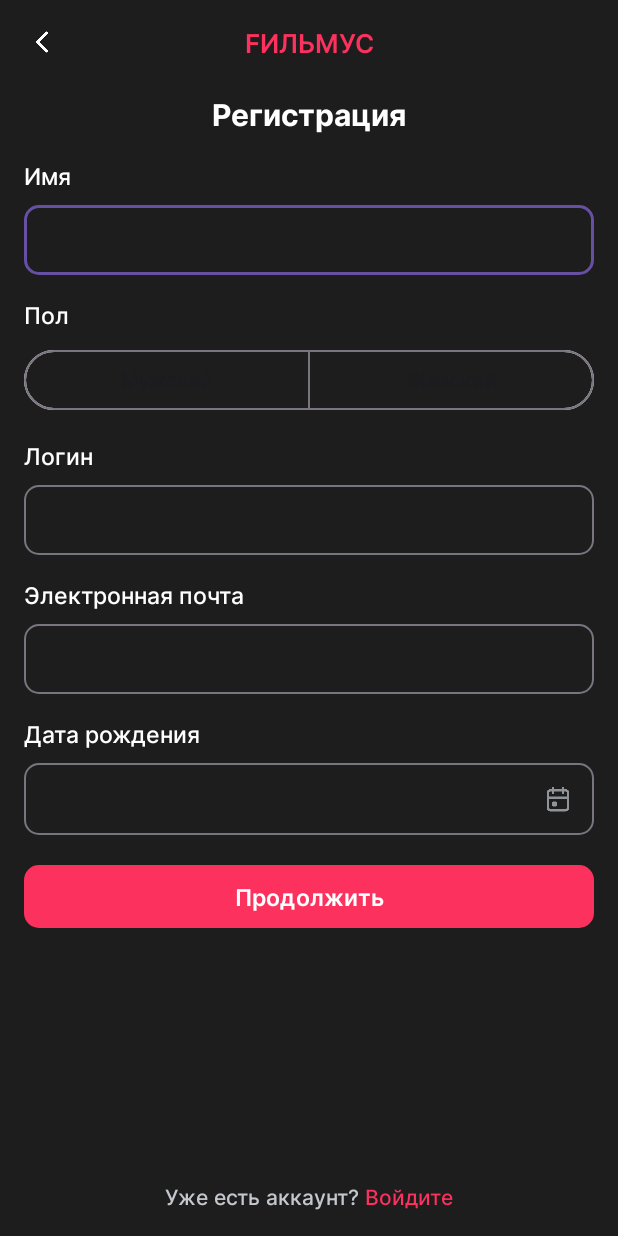
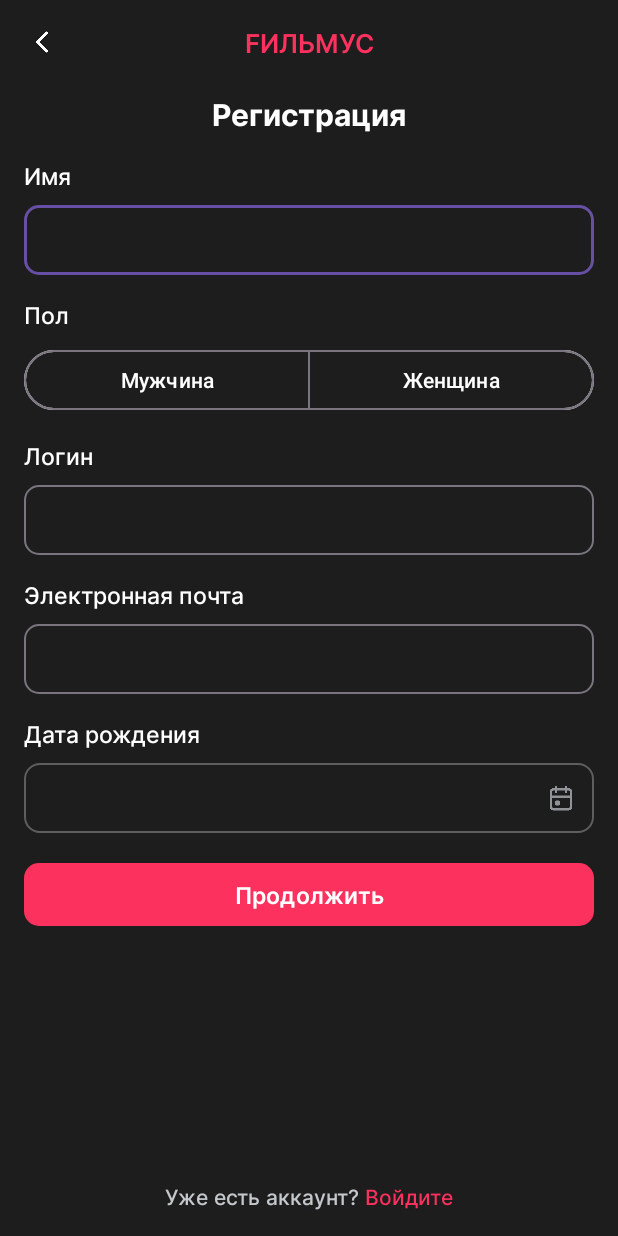
Before and after one commit to kubavsop/MovieCatalog, an Android app: the screen it shows after launch (MainActivity), on a phone screen of 412 x 824 dp. Run offline under Robolectric (Android 15) with nearby library versions, the phone set to English and light mode, and no system bars; our stand-ins replace Dagger/Hilt's generated code.

Commit message:
Integrate details screen with viewModel

```diff
--- a/app/src/main/java/com/example/moviescatalog/di/DomainModule.kt
+++ b/app/src/main/java/com/example/moviescatalog/di/DomainModule.kt
@@ -1,6 +1,7 @@
 package com.example.moviescatalog.di
 
 import com.example.domain.repositroy.UserAuthRepository
+import com.example.domain.usecase.FormatDateUseCase
 import com.example.domain.usecase.LoginUserUseCase
 import com.example.domain.usecase.RegisterUserUseCase
 import com.example.domain.usecase.ValidateEmailUseCase
@@ -43,4 +44,7 @@ class DomainModule {
 
     @Provides
     fun provideValidateLoginUseCase() = ValidateLoginUseCase()
+
+    @Provides
+    fun provideDateUseCase() = FormatDateUseCase()
 }
--- a/app/src/main/java/com/example/moviescatalog/presentation/UiText.kt
+++ b/app/src/main/java/com/example/moviescatalog/presentation/UiText.kt
@@ -3,12 +3,12 @@ package com.example.moviescatalog.presentation
 import android.content.Context
 import androidx.annotation.StringRes
 
-sealed class UiText {
-    data class DynamicString(val value: String) : UiText()
+sealed interface UiText {
+    data class DynamicString(val value: String) : UiText
     class StringResource(
         @StringRes val resId: Int,
         vararg val args: Any
-    ): UiText()
+    ): UiText
 
     fun asString(context: Context): String {
         return when (this) {
--- /dev/null
+++ b/app/src/main/java/com/example/moviescatalog/presentation/registration_details/EditTextChanged.kt
@@ -0,0 +1,7 @@
+package com.example.moviescatalog.presentation.registration_details
+
+enum class EditTextChanged {
+    EmailChanged,
+    FirstNameChanged,
+    LoginChanged
+}
--- a/app/src/main/java/com/example/moviescatalog/presentation/registration_details/RegistrationDetailsFormState.kt
+++ b/app/src/main/java/com/example/moviescatalog/presentation/registration_details/RegistrationDetailsFormState.kt
@@ -3,7 +3,7 @@ package com.example.moviescatalog.presentation.registration_details
 import com.example.moviescatalog.presentation.UiText
 
 private const val EMPTY_STRING = ""
-private const val MALE = "Мужской"
+private const val MALE = "Мужчина"
 
 data class RegistrationDetailsFormState(
     val birthday: String = EMPTY_STRING,
@@ -11,5 +11,5 @@ data class RegistrationDetailsFormState(
     val loginError: UiText? = null,
     val emailError: UiText? = null,
     val firstNameError: UiText? = null,
-    val success: Boolean = false,
+    val isValid: Boolean = false,
 )
--- a/app/src/main/java/com/example/moviescatalog/presentation/registration_details/RegistrationDetailsFragment.kt
+++ b/app/src/main/java/com/example/moviescatalog/presentation/registration_details/RegistrationDetailsFragment.kt
@@ -1,17 +1,22 @@
 package com.example.moviescatalog.presentation.registration_details
 
+import android.app.DatePickerDialog
+import android.icu.util.Calendar
 import android.os.Bundle
+import android.text.Editable
+import android.text.TextWatcher
 import android.view.LayoutInflater
 import android.view.View
 import android.view.ViewGroup
 import androidx.fragment.app.Fragment
-import com.example.moviescatalog.R
+import androidx.fragment.app.activityViewModels
 import com.example.moviescatalog.databinding.FragmentRegistrationDetailsBinding
 
 class RegistrationDetailsFragment : Fragment() {
 
     private var _binding: FragmentRegistrationDetailsBinding? = null
     private val binding get() = _binding!!
+    private val viewModel: RegistrationDetailsViewModel by activityViewModels()
 
     override fun onCreateView(
         inflater: LayoutInflater, container: ViewGroup?,
@@ -21,6 +26,101 @@ class RegistrationDetailsFragment : Fragment() {
         return binding.root
     }
 
+    override fun onViewCreated(view: View, savedInstanceState: Bundle?) {
+        super.onViewCreated(view, savedInstanceState)
+        viewModel.state.observe(viewLifecycleOwner, ::handleState)
+
+        val datePicker = createDatePickerDialog()
+
+        binding.emailEditText.addTextChangedListener(getAfterTextChangedListener(EditTextChanged.EmailChanged))
+        binding.firstNameEditText.addTextChangedListener(getAfterTextChangedListener(EditTextChanged.FirstNameChanged))
+        binding.loginEditText.addTextChangedListener(getAfterTextChangedListener(EditTextChanged.LoginChanged))
+        binding.birthdayText.setOnClickListener { datePicker.show() }
+    }
+
+
+    private fun handleState(state: RegistrationDetailsFormState) {
+        binding.loginEditTextContainer.error = state.loginError?.asString(requireContext())
+        binding.emailEditTextContainer.error = state.emailError?.asString(requireContext())
+        binding.firstNameEditTextContainer.error = state.firstNameError?.asString(requireContext())
+        binding.birthdayText.text = state.birthday
+
+        val hasEmpty = listOf(
+            binding.loginEditText.toString(),
+            binding.emailEditText.toString(),
+            binding.loginEditText.toString()
+        ).any { it.isEmpty() }
+        binding.continueRegistration.isEnabled = state.isValid && !hasEmpty
+    }
+
+    private fun createDatePickerDialog(): DatePickerDialog {
+        val calendar = Calendar.getInstance()
+        val datePickerDialog = DatePickerDialog(
+            requireContext(),
+            { _, year, monthOfYear, dayOfMonth ->
+                viewModel.onEvent(
+                    RegistrationDetailsEvent.BirthdayChanged(
+                        year,
+                        monthOfYear,
+                        dayOfMonth
+                    )
+                )
+            },
+            calendar.get(Calendar.YEAR),
+            calendar.get(Calendar.MONTH),
+            calendar.get(Calendar.DAY_OF_MONTH)
+        )
+
+        val minDateCalendar = Calendar.getInstance()
+        minDateCalendar.set(MIN_YEAR, MIN_MONTH, MIN_DAY)
+        datePickerDialog.datePicker.minDate = minDateCalendar.timeInMillis
+
+        val maxDateCalendar = Calendar.getInstance()
+        maxDateCalendar.set(MAX_YEAR, MAX_MONTH, MAX_DAY)
+        datePickerDialog.datePicker.maxDate = maxDateCalendar.timeInMillis
+
+        return datePickerDialog
+    }
+
+    private fun getAfterTextChangedListener(editTextChanged: EditTextChanged) =
+        object : TextWatcher {
+            override fun beforeTextChanged(s: CharSequence, start: Int, count: Int, after: Int) {}
+
+            override fun onTextChanged(s: CharSequence, start: Int, before: Int, count: Int) {}
+
+            override fun afterTextChanged(s: Editable) {
+                val value = s.toString()
+                when (editTextChanged) {
+                    EditTextChanged.EmailChanged -> viewModel.onEvent(
+                        RegistrationDetailsEvent.EmailChanged(
+                            value
+                        )
+                    )
+
+                    EditTextChanged.FirstNameChanged -> viewModel.onEvent(
+                        RegistrationDetailsEvent.FirstNameChanged(
+                            value
+                        )
+                    )
+
+                    EditTextChanged.LoginChanged -> viewModel.onEvent(
+                        RegistrationDetailsEvent.LoginChanged(
+                            value
+                        )
+                    )
+                }
+            }
+        }
+
+    private companion object {
+        const val MIN_YEAR = 1880
+        const val MAX_YEAR = 2020
+        const val MIN_MONTH = 0
+        const val MIN_DAY = 1
+        const val MAX_MONTH = 11
+        const val MAX_DAY = 31
+    }
+
     override fun onDestroyView() {
         _binding = null
         super.onDestroyView()
--- /dev/null
+++ b/app/src/main/res/drawable/birthday_tv_background.xml
@@ -0,0 +1,8 @@
+<?xml version="1.0" encoding="utf-8"?>
+<shape xmlns:android="http://schemas.android.com/apk/res/android">
+    <solid android:color="@android:color/transparent" />
+    <corners android:radius="@dimen/edit_text_radius" />
+    <stroke
+        android:width="@dimen/stroke_width"
+        android:color="@color/stroke_color" />
+</shape>
--- a/app/src/main/res/layout/fragment_auth_selection.xml
+++ b/app/src/main/res/layout/fragment_auth_selection.xml
@@ -27,8 +27,7 @@
         android:layout_height="wrap_content"
         android:layout_marginTop="@dimen/margin_8"
         android:text="@string/enjoy_movies_on_mobile"
-        android:textAlignment="center"
-        android:textColor="@color/white" />
+        android:textAlignment="center" />
 
     <Button
         style="@style/accent_button_style"
--- a/app/src/main/res/layout/fragment_registration_details.xml
+++ b/app/src/main/res/layout/fragment_registration_details.xml
@@ -46,22 +46,24 @@
         app:layout_constraintTop_toBottomOf="@id/registration" />
 
     <com.google.android.material.textfield.TextInputLayout
-        android:id="@+id/first_name_edit_text"
+        android:id="@+id/first_name_edit_text_container"
         android:layout_width="0dp"
         android:layout_height="wrap_content"
         android:layout_marginTop="@dimen/margin_8"
         android:theme="@style/text_layout_style"
         app:errorIconDrawable="@null"
+        app:errorTextAppearance="@style/error_text_style"
         app:layout_constraintEnd_toEndOf="parent"
         app:layout_constraintStart_toStartOf="parent"
         app:layout_constraintTop_toBottomOf="@+id/first_name">
 
         <com.google.android.material.textfield.TextInputEditText
+            android:id="@+id/first_name_edit_text"
             style="@style/body_text_style"
             android:layout_width="match_parent"
             android:layout_height="wrap_content"
             android:inputType="text"
-            android:padding="@dimen/edit_text_padding"
+            android:padding="@dimen/padding_12"
             android:textColor="@color/white" />
     </com.google.android.material.textfield.TextInputLayout>
 
@@ -71,7 +73,7 @@
         style="@style/hint_text_style"
         android:text="@string/gender"
         app:layout_constraintStart_toStartOf="parent"
-        app:layout_constraintTop_toBottomOf="@id/first_name_edit_text" />
+        app:layout_constraintTop_toBottomOf="@id/first_name_edit_text_container" />
 
     <com.google.android.material.button.MaterialButtonToggleGroup
         android:id="@+id/genderToggleGroup"
@@ -89,7 +91,8 @@
             android:layout_width="0dp"
             android:layout_height="wrap_content"
             android:layout_weight="1"
-            android:text="@string/male" />
+            android:text="@string/male"
+            android:textColor="@color/white" />
 
         <Button
             android:id="@+id/femaleButton"
@@ -97,7 +100,8 @@
             android:layout_width="0dp"
             android:layout_height="wrap_content"
             android:layout_weight="1"
-            android:text="@string/female" />
+            android:text="@string/female"
+            android:textColor="@color/white" />
 
     </com.google.android.material.button.MaterialButtonToggleGroup>
 
@@ -109,22 +113,24 @@
         app:layout_constraintTop_toBottomOf="@id/genderToggleGroup" />
 
     <com.google.android.material.textfield.TextInputLayout
-        android:id="@+id/login_edit_text"
+        android:id="@+id/login_edit_text_container"
         android:layout_width="0dp"
         android:layout_height="wrap_content"
         android:layout_marginTop="@dimen/margin_8"
         android:theme="@style/text_layout_style"
         app:errorIconDrawable="@null"
+        app:errorTextAppearance="@style/error_text_style"
         app:layout_constraintEnd_toEndOf="parent"
         app:layout_constraintStart_toStartOf="parent"
         app:layout_constraintTop_toBottomOf="@+id/login">
 
         <com.google.android.material.textfield.TextInputEditText
+            android:id="@+id/login_edit_text"
             style="@style/body_text_style"
             android:layout_width="match_parent"
             android:layout_height="wrap_content"
             android:inputType="text"
-            android:padding="@dimen/edit_text_padding"
+            android:padding="@dimen/padding_12"
             android:textColor="@color/white" />
     </com.google.android.material.textfield.TextInputLayout>
 
@@ -134,25 +140,27 @@
         style="@style/hint_text_style"
         android:text="@string/email"
         app:layout_constraintStart_toStartOf="parent"
-        app:layout_constraintTop_toBottomOf="@id/login_edit_text" />
+        app:layout_constraintTop_toBottomOf="@id/login_edit_text_container" />
 
     <com.google.android.material.textfield.TextInputLayout
-        android:id="@+id/email_edit_text"
+        android:id="@+id/email_edit_text_container"
         android:layout_width="0dp"
         android:layout_height="wrap_content"
         android:layout_marginTop="@dimen/margin_8"
         android:theme="@style/text_layout_style"
         app:errorIconDrawable="@null"
+        app:errorTextAppearance="@style/error_text_style"
         app:layout_constraintEnd_toEndOf="parent"
         app:layout_constraintStart_toStartOf="parent"
         app:layout_constraintTop_toBottomOf="@+id/email">
 
         <com.google.android.material.textfield.TextInputEditText
+            android:id="@+id/email_edit_text"
             style="@style/body_text_style"
             android:layout_width="match_parent"
             android:layout_height="wrap_content"
             android:inputType="text"
-            android:padding="@dimen/edit_text_padding"
+            android:padding="@dimen/padding_12"
             android:textColor="@color/white" />
     </com.google.android.material.textfield.TextInputLayout>
 
@@ -162,30 +170,22 @@
         style="@style/hint_text_style"
         android:text="@string/birthday"
         app:layout_constraintStart_toStartOf="parent"
-        app:layout_constraintTop_toBottomOf="@id/email_edit_text" />
+        app:layout_constraintTop_toBottomOf="@id/email_edit_text_container" />
 
-    <com.google.android.material.textfield.TextInputLayout
-        android:id="@+id/birthday_edit_text"
+    <TextView
+        android:id="@+id/birthday_text"
+        style="@style/body_text_style"
         android:layout_width="0dp"
         android:layout_height="wrap_content"
         android:layout_marginTop="@dimen/margin_8"
-        android:theme="@style/text_layout_style"
-        app:endIconDrawable="@drawable/calendar_icon"
-        app:endIconMode="custom"
-        app:endIconTint="@color/gray_400"
-        app:errorIconDrawable="@null"
+        android:background="@drawable/birthday_tv_background"
+        android:gravity="start|center"
+        android:padding="@dimen/padding_12"
+        app:drawableEndCompat="@drawable/calendar_icon"
         app:layout_constraintEnd_toEndOf="parent"
         app:layout_constraintStart_toStartOf="parent"
         app:layout_constraintTop_toBottomOf="@+id/birthday">
-
-        <com.google.android.material.textfield.TextInputEditText
-            style="@style/body_text_style"
-            android:layout_width="match_parent"
-            android:layout_height="wrap_content"
-            android:inputType="text"
-            android:padding="@dimen/edit_text_padding"
-            android:textColor="@color/white" />
-    </com.google.android.material.textfield.TextInputLayout>
+    </TextView>
 
     <Button
         android:id="@+id/continue_registration"
@@ -195,7 +195,7 @@
         android:text="@string/continue_registration"
         app:layout_constraintEnd_toEndOf="parent"
         app:layout_constraintStart_toStartOf="parent"
-        app:layout_constraintTop_toBottomOf="@id/birthday_edit_text" />
+        app:layout_constraintTop_toBottomOf="@id/birthday_text" />
 
 
     <TextView
--- a/app/src/main/res/values/colors.xml
+++ b/app/src/main/res/values/colors.xml
@@ -6,8 +6,8 @@
     <color name="auth_selection_login_button_color">#292929</color>
     <color name="background_color">#1D1D1D</color>
     <color name="status_bar_color">#0F0F0F</color>
-    <color name="edit_text_stroke_color">#5E5E5E</color>
-    <color name="edit_text_error_stroke_color">#E64646</color>
+    <color name="stroke_color">#5E5E5E</color>
+    <color name="error_color">#E64646</color>
     <color name="gray_750">#404040</color>
     <color name="gray_400">#909499</color>
     <color name="gray_200">#C4C8CC</color>
--- a/app/src/main/res/values/dimensions.xml
+++ b/app/src/main/res/values/dimensions.xml
@@ -1,6 +1,7 @@
 <?xml version="1.0" encoding="utf-8"?>
 <resources>
     <dimen name="padding_16">16dp</dimen>
+    <dimen name="padding_12">12dp</dimen>
     <dimen name="margin_32">32dp</dimen>
     <dimen name="margin_20">20dp</dimen>
     <dimen name="margin_16">16dp</dimen>
@@ -12,9 +13,8 @@
     <dimen name="button_radius">10dp</dimen>
     <dimen name="edit_text_radius">10dp</dimen>
     <dimen name="backspace_icon_size">24dp</dimen>
-    <dimen name="edit_text_stroke_width">1dp</dimen>
+    <dimen name="stroke_width">1dp</dimen>
     <dimen name="edit_text_height">42dp</dimen>
-    <dimen name="edit_text_padding">12dp</dimen>
     <dimen name="space">3dp</dimen>
 
     <dimen name="text_size_14">14sp</dimen>
--- a/app/src/main/res/values/strings.xml
+++ b/app/src/main/res/values/strings.xml
@@ -15,8 +15,8 @@
     <string name="entrance">Вход</string>
     <string name="filmus">FИЛЬМУС</string>
     <string name="first_name">Имя</string>
-    <string name="male">Мужской</string>
-    <string name="female">Женский</string>
+    <string name="male">Мужчина</string>
+    <string name="female">Женщина</string>
     <string name="gender">Пол</string>
     <string name="email">Электронная почта</string>
     <string name="birthday">Дата рождения</string>
@@ -24,7 +24,7 @@
     <string name="have_account">Уже есть аккаунт?</string>
     <string name="sign_in">Войдите</string>
     <string name="repeat_password">Повторите пароль</string>
-    <string name="min_login_length_error">Логин должен состоять не менее чем из %d символов</string>
-    <string name="min_first_name_length_error">Имя должно состоять не менее чем из %d символов</string>
+    <string name="min_login_length_error">Логин содержит не менее %d символов</string>
+    <string name="min_first_name_length_error">Имя содержит не менее %d символов</string>
     <string name="email_error">Некорректный адрес электронной почты</string>
 </resources>
--- a/app/src/main/res/values/styles.xml
+++ b/app/src/main/res/values/styles.xml
@@ -15,6 +15,7 @@
     <style name="body_text_style">
         <item name="android:textSize">@dimen/text_size_15</item>
         <item name="android:fontFamily">@font/inter_regular</item>
+        <item name="android:textColor">@color/white</item>
     </style>
 
     <style name="label_text_style">
@@ -28,9 +29,14 @@
         <item name="boxCornerRadiusBottomStart">@dimen/edit_text_radius</item>
         <item name="boxCornerRadiusTopEnd">@dimen/edit_text_radius</item>
         <item name="boxCornerRadiusTopStart">@dimen/edit_text_radius</item>
-        <item name="boxStrokeColor">@color/edit_text_stroke_color</item>\
-        <item name="boxStrokeWidth">@dimen/edit_text_stroke_width</item>
-        <item name="boxStrokeErrorColor">@color/edit_text_error_stroke_color</item>
+        <item name="boxStrokeColor">@color/stroke_color</item>
+        <item name="boxStrokeWidth">@dimen/stroke_width</item>
+        <item name="boxStrokeErrorColor">@color/error_color</item>
+    </style>
+
+    <style name="error_text_style" parent="body_text_style">
+        <item name="android:textSize">@dimen/text_size_14</item>
+        <item name="android:textColor">@color/error_color</item>
     </style>
 
     <style name="hint_text_style" parent="sub_title_text_style">
--- /dev/null
+++ b/domain/src/main/java/com/example/domain/usecase/FormatDateUseCase.kt
@@ -0,0 +1,21 @@
+package com.example.domain.usecase
+
+import java.text.SimpleDateFormat
+import java.util.Calendar
+import java.util.Locale
+
+class FormatDateUseCase {
+    operator fun invoke(year: Int, month: Int, day: Int): String {
+        val calendar = Calendar.getInstance()
+        calendar.set(Calendar.YEAR, year)
+        calendar.set(Calendar.MONTH, month)
+        calendar.set(Calendar.DAY_OF_MONTH, day)
+
+        val dateFormat = SimpleDateFormat(DATE_PATTERN, Locale.getDefault())
+        return dateFormat.format(calendar.time)
+    }
+
+    private companion object {
+        const val DATE_PATTERN = "dd.MM.yyyy"
+    }
+}
--- a/domain/src/main/java/com/example/domain/usecase/ValidateFirstNameUseCase.kt
+++ b/domain/src/main/java/com/example/domain/usecase/ValidateFirstNameUseCase.kt
@@ -5,6 +5,6 @@ class ValidateFirstNameUseCase {
         if (firstName.length < 2) {
             return false
         }
-        return false
+        return true
     }
 }
--- a/domain/src/main/java/com/example/domain/usecase/ValidateLoginUseCase.kt
+++ b/domain/src/main/java/com/example/domain/usecase/ValidateLoginUseCase.kt
@@ -5,6 +5,6 @@ class ValidateLoginUseCase {
         if (firstName.length < 2) {
             return false
         }
-        return false
+        return true
     }
 }
```
Also changed, not shown: app/src/main/java/com/example/moviescatalog/presentation/registration_details/RegistrationDetailsEvent.kt (+6 -6 lines), app/src/main/java/com/example/moviescatalog/presentation/registration_details/RegistrationDetailsViewModel.kt (+10 -8 lines), app/src/main/res/layout/fragment_password_registration.xml (+8 -6 lines), app/src/main/res/layout/fragment_user_login.xml (+8 -6 lines).
